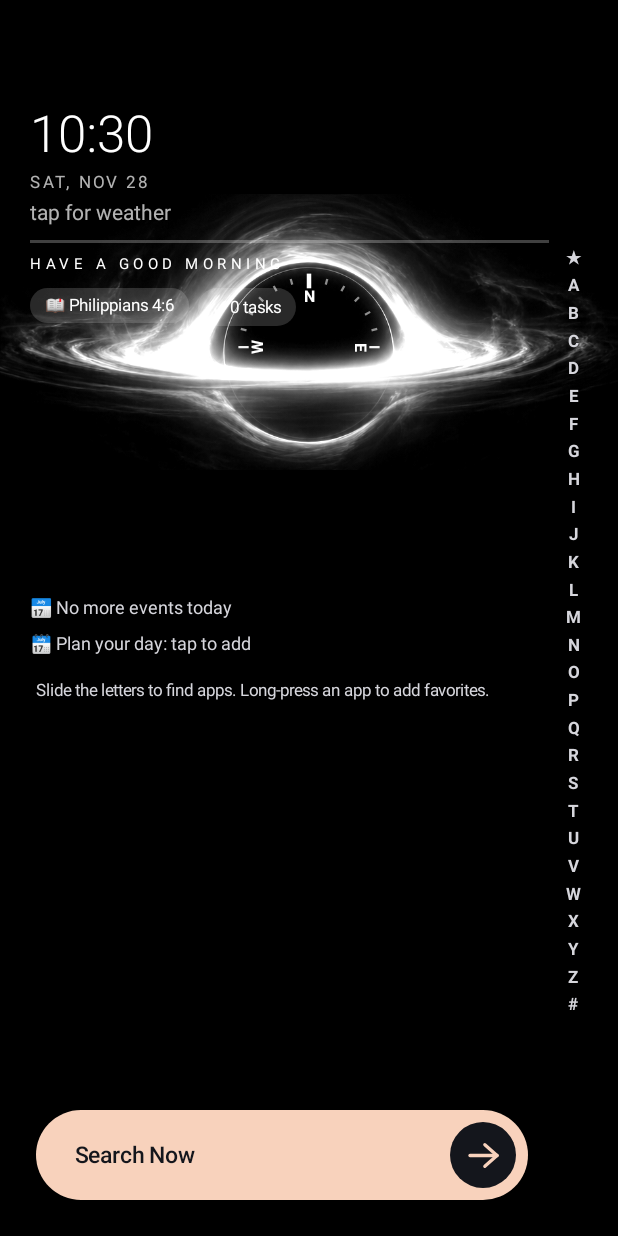
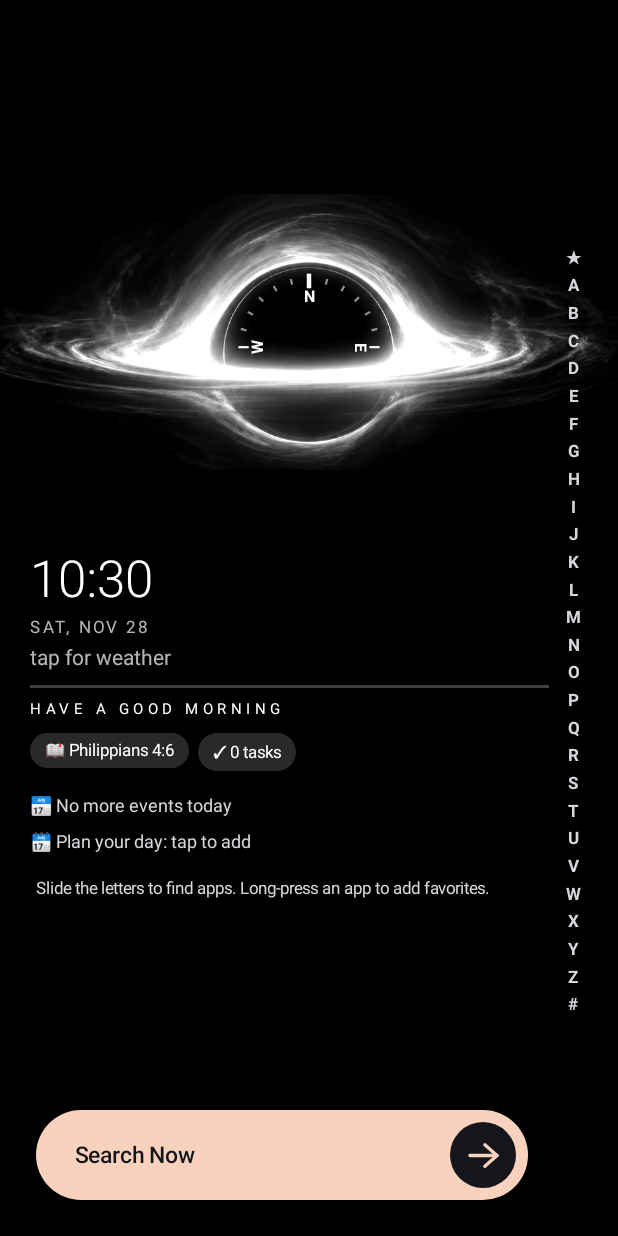
Before and after one commit to njcprediction29-web/ledge., an Android app built with Jetpack Compose: the MainActivity screen opened directly, with no data from a screen before it, on a phone screen of 412 x 824 dp. Run offline under Robolectric (Android 15) with nearby library versions, the phone set to English and light mode, and no system bars; pictures from the network do not load.

Commit message:
Adjust spacer height for widget layout

```diff
--- a/app/src/main/java/com/ledge/launcher/MainActivity.kt
+++ b/app/src/main/java/com/ledge/launcher/MainActivity.kt
@@ -294,11 +294,12 @@ if (from == null) {
                         s.widgetOrder.forEach { w ->
                             when (w) {
                                 "clock" -> {
+                                    item(key = "bhgap") { Spacer(Modifier.height((LocalConfiguration.current.screenHeightDp * 0.36f).dp)) }
                                     item(key = "head") {
                                         HeaderBlock(s, pal, { locL.launch(Manifest.permission.ACCESS_COARSE_LOCATION) },
                                             { settingsOpen = true }, { verseOpen = true }, { todoOpen = true })
                                     }
-                                    item(key = "bhgap") { Spacer(Modifier.height((LocalConfiguration.current.screenHeightDp * 0.20f).dp)) }
+
                                 }
                                 "calendar" -> {
                                     if (!clean && s.i("hc") == 0) item(key = "cal") { CalendarBox(pal) }
```
